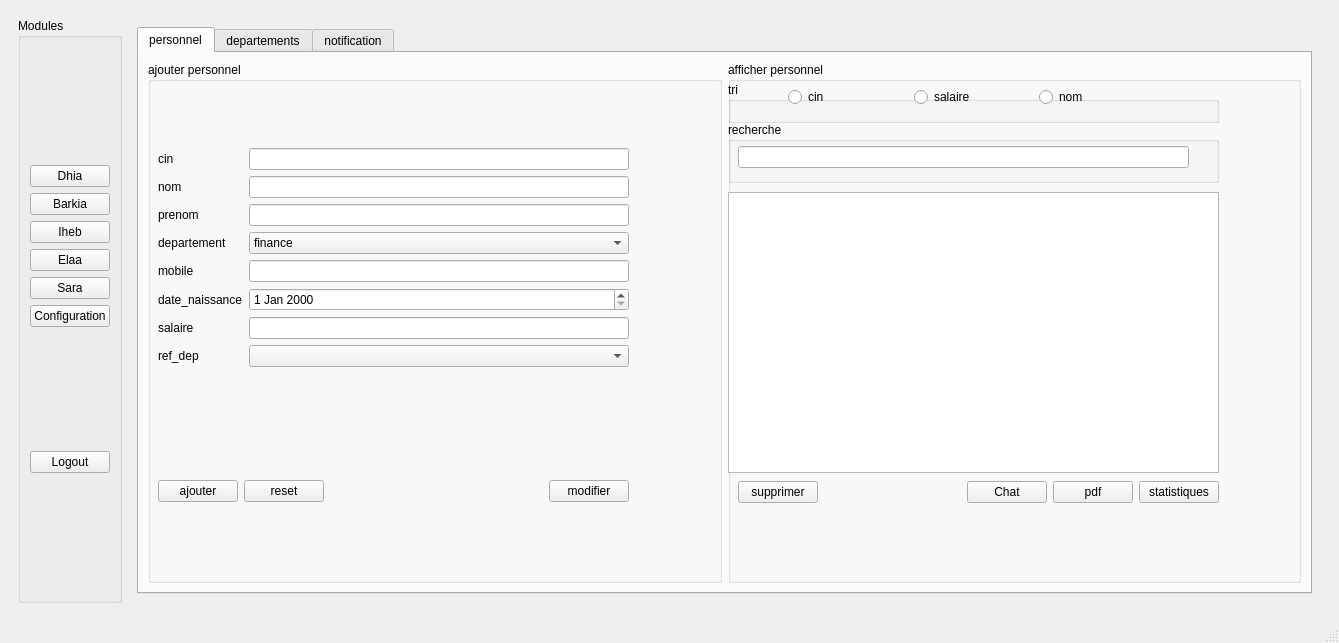
The window that INTEGRATION/mainwindow.ui (dhiaabdelli1/Wedding_planner_2A1) describes before a commit, drawn with Qt 5.
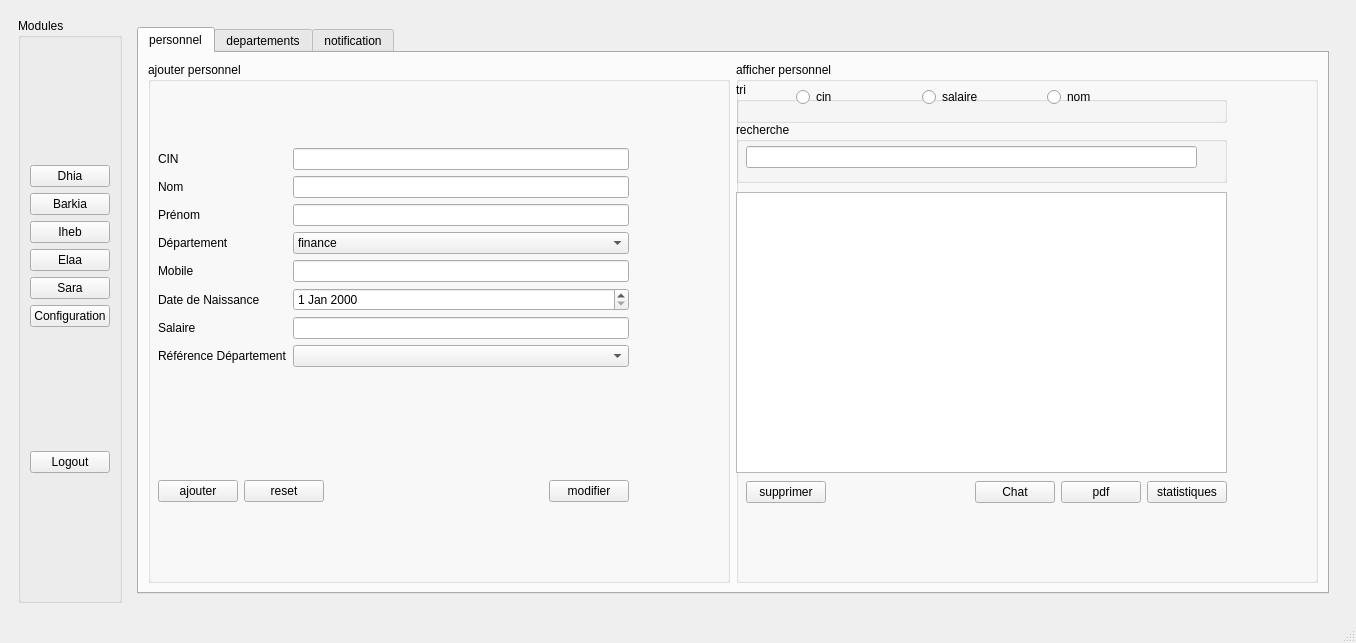
The same window after the commit. The open tabs and pages were chosen to show the change.

```diff
--- a/INTEGRATION/mainwindow.ui
+++ b/INTEGRATION/mainwindow.ui
@@ -6,7 +6,7 @@
    <rect>
     <x>0</x>
     <y>0</y>
-    <width>1202</width>
+    <width>1356</width>
     <height>643</height>
    </rect>
   </property>
@@ -2141,49 +2141,49 @@
                               <item row="1" column="0">
                                <widget class="QLabel" name="label_2">
                                 <property name="text">
-                                 <string>cin</string>
+                                 <string>CIN</string>
                                 </property>
                                </widget>
                               </item>
                               <item row="7" column="0">
                                <widget class="QLabel" name="label">
                                 <property name="text">
-                                 <string>salaire</string>
+                                 <string>Salaire</string>
                                 </property>
                                </widget>
                               </item>
                               <item row="2" column="0">
                                <widget class="QLabel" name="label_3">
                                 <property name="text">
-                                 <string>nom</string>
+                                 <string>Nom</string>
                                 </property>
                                </widget>
                               </item>
                               <item row="3" column="0">
                                <widget class="QLabel" name="label_4">
                                 <property name="text">
-                                 <string>prenom</string>
+                                 <string>Prénom</string>
                                 </property>
                                </widget>
                               </item>
                               <item row="6" column="0">
                                <widget class="QLabel" name="label_6">
                                 <property name="text">
-                                 <string>date_naissance</string>
+                                 <string>Date de Naissance</string>
                                 </property>
                                </widget>
                               </item>
                               <item row="5" column="0">
                                <widget class="QLabel" name="label_7">
                                 <property name="text">
-                                 <string>mobile</string>
+                                 <string>Mobile</string>
                                 </property>
                                </widget>
                               </item>
                               <item row="4" column="0">
                                <widget class="QLabel" name="label_8">
                                 <property name="text">
-                                 <string>departement</string>
+                                 <string>Département</string>
                                 </property>
                                </widget>
                               </item>
@@ -2205,7 +2205,7 @@
                               <item row="8" column="0">
                                <widget class="QLabel" name="label_9">
                                 <property name="text">
-                                 <string>ref_dep</string>
+                                 <string>Référence Département</string>
                                 </property>
                                </widget>
                               </item>
```
Left out of the diff: 16 changed lines with no effect on the pictures.
